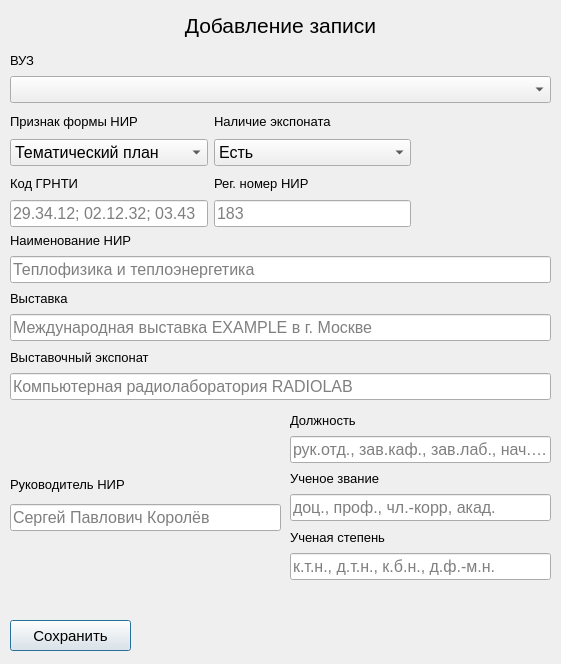
Before: the Qt Designer form ui/create_vistavka_entry.ui in came0987/dbms_mpei, drawn with Qt 5.
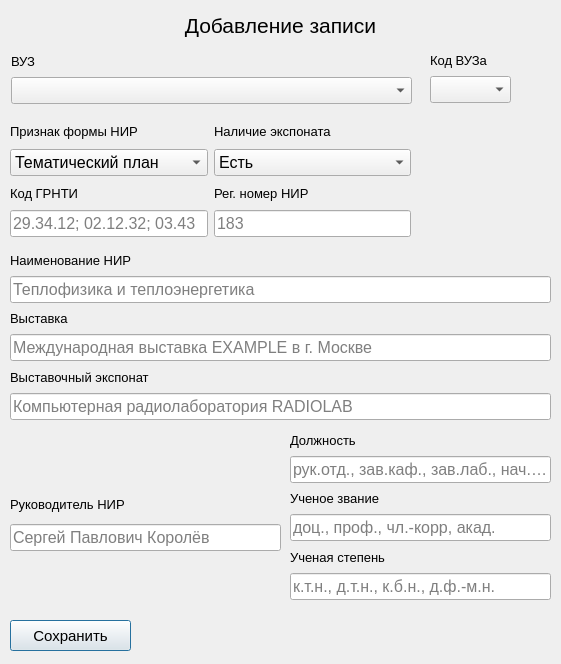
After: the same form once the commit is applied.

Commit message: create vyst working

The edit to the form file:
```diff
--- a/ui/create_vistavka_entry.ui
+++ b/ui/create_vistavka_entry.ui
@@ -55,9 +55,9 @@
   <widget class="QWidget" name="layoutWidget">
    <property name="geometry">
     <rect>
-     <x>10</x>
-     <y>50</y>
-     <width>541</width>
+     <x>11</x>
+     <y>51</y>
+     <width>401</width>
      <height>53</height>
     </rect>
    </property>
@@ -91,11 +91,11 @@
     </item>
    </layout>
   </widget>
-  <widget class="QWidget" name="">
+  <widget class="QWidget" name="layoutWidget">
    <property name="geometry">
     <rect>
      <x>10</x>
-     <y>470</y>
+     <y>490</y>
      <width>271</width>
      <height>61</height>
     </rect>
@@ -136,11 +136,11 @@
     </item>
    </layout>
   </widget>
-  <widget class="QWidget" name="">
+  <widget class="QWidget" name="layoutWidget">
    <property name="geometry">
     <rect>
      <x>290</x>
-     <y>410</y>
+     <y>430</y>
      <width>261</width>
      <height>170</height>
     </rect>
@@ -241,11 +241,11 @@
     </item>
    </layout>
   </widget>
-  <widget class="QWidget" name="">
+  <widget class="QWidget" name="layoutWidget">
    <property name="geometry">
     <rect>
      <x>10</x>
-     <y>230</y>
+     <y>250</y>
      <width>541</width>
      <height>170</height>
     </rect>
@@ -346,11 +346,11 @@
     </item>
    </layout>
   </widget>
-  <widget class="QWidget" name="">
+  <widget class="QWidget" name="layoutWidget">
    <property name="geometry">
     <rect>
      <x>10</x>
-     <y>110</y>
+     <y>120</y>
      <width>401</width>
      <height>117</height>
     </rect>
@@ -509,6 +509,51 @@
     </item>
    </layout>
   </widget>
+  <widget class="QWidget" name="">
+   <property name="geometry">
+    <rect>
+     <x>430</x>
+     <y>50</y>
+     <width>81</width>
+     <height>53</height>
+    </rect>
+   </property>
+   <layout class="QVBoxLayout" name="verticalLayout_16">
+    <item>
+     <widget class="QLabel" name="label_14">
+      <property name="maximumSize">
+       <size>
+        <width>123123</width>
+        <height>123123</height>
+       </size>
+      </property>
+      <property name="font">
+       <font>
+        <pointsize>10</pointsize>
+       </font>
+      </property>
+      <property name="text">
+       <string>Код ВУЗа</string>
+      </property>
+     </widget>
+    </item>
+    <item>
+     <widget class="QComboBox" name="codvuz">
+      <property name="maximumSize">
+       <size>
+        <width>123123</width>
+        <height>123123</height>
+       </size>
+      </property>
+      <property name="font">
+       <font>
+        <pointsize>12</pointsize>
+       </font>
+      </property>
+     </widget>
+    </item>
+   </layout>
+  </widget>
  </widget>
  <resources/>
  <connections/>
```
The commit also changes 6 other files.
